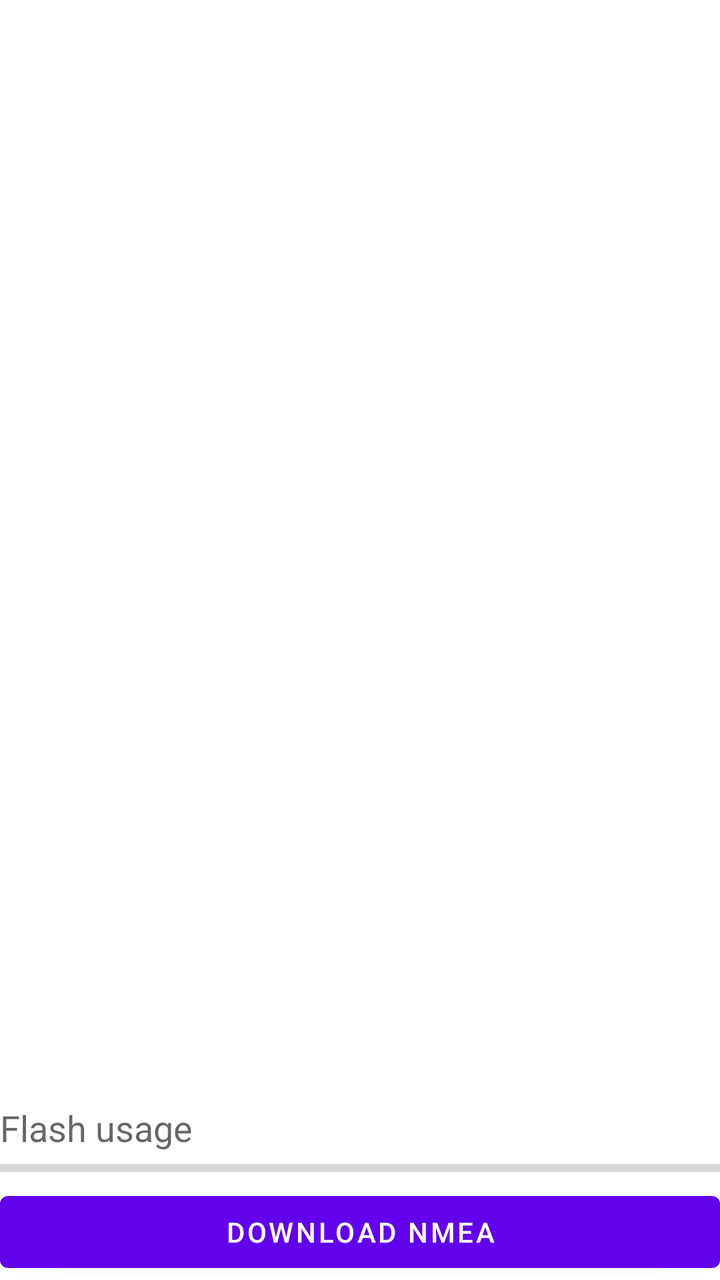
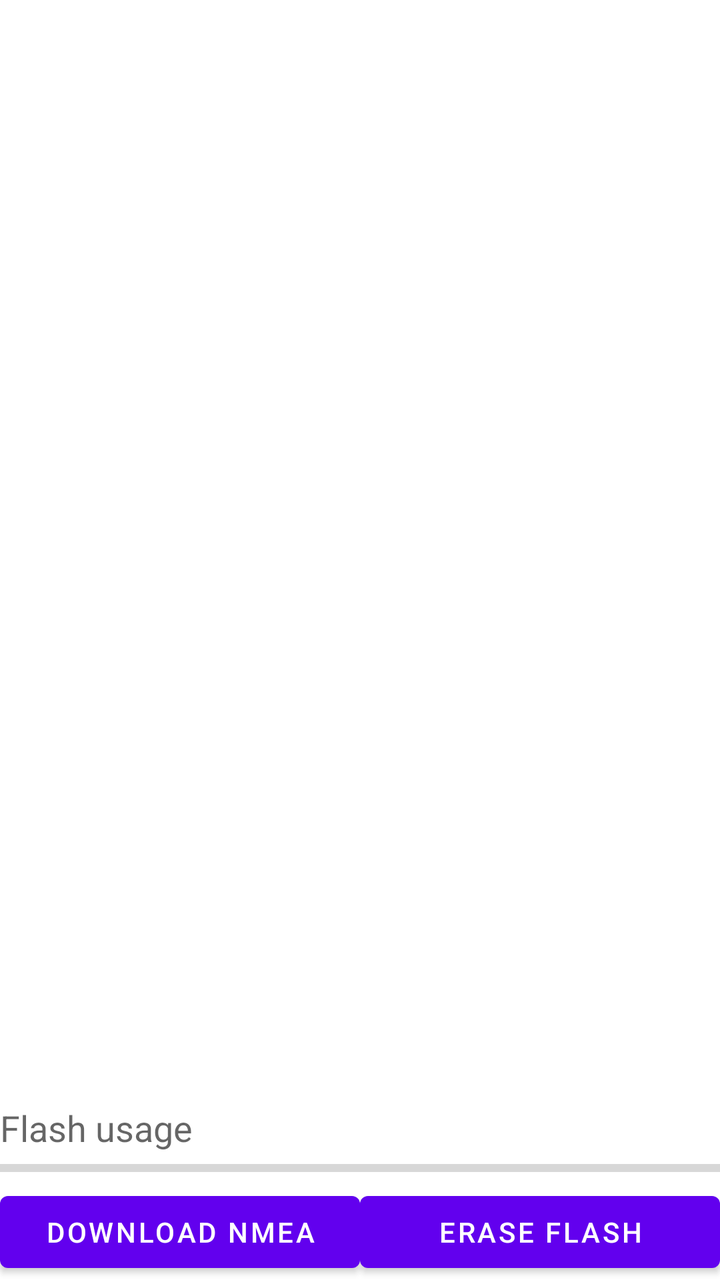

Before-and-after screenshots of an Android layout around one commit, followed by the original layout XML and the change that was made.
<!-- AndroidManifest.xml: fallback theme Theme.MaterialComponents.DayNight.NoActionBar -->
<!-- res/layout/main.xml -->
<?xml version="1.0" encoding="utf-8"?>


<LinearLayout xmlns:android="http://schemas.android.com/apk/res/android"
	android:id="@+id/LinearLayout1"
	android:layout_width="fill_parent"
	android:layout_height="fill_parent"
	android:orientation="vertical" >

	<ListView
	    android:id="@android:id/list"
	    android:layout_width="fill_parent"
	    android:layout_height="fill_parent" android:isScrollContainer="false" android:layout_weight="1">
	</ListView>

	<TextView
	    android:id="@+id/textView_flash_usage"
	    android:layout_width="wrap_content"
	    android:layout_height="wrap_content"
	    android:text="@string/text_usage"
	    android:textAppearance="?android:attr/textAppearanceMedium" />

	<ProgressBar
	    android:id="@+id/progressBar_flash_usage"
	    style="?android:attr/progressBarStyleHorizontal"
	    android:layout_width="fill_parent"
	    android:layout_height="wrap_content" />

	<Button
	    android:id="@+id/button_download"
	    android:layout_width="match_parent"
	    android:layout_height="wrap_content"
	    android:text="@string/button_download" />

</LinearLayout>
<!-- resources referenced by this layout -->
<resources>
  <string name="button_download">Download NMEA</string>
  <string name="text_usage">Flash usage</string>
</resources>

<!-- the commit's change to res/layout/main.xml (unified diff, before → after) -->
@@ -26,10 +26,23 @@
 	    android:layout_width="fill_parent"
 	    android:layout_height="wrap_content" />
 
-	<Button
-	    android:id="@+id/button_download"
+	<LinearLayout
+	    android:id="@+id/linearLayout2"
 	    android:layout_width="match_parent"
-	    android:layout_height="wrap_content"
-	    android:text="@string/button_download" />
+	    android:layout_height="wrap_content">
+
+		<Button
+		    android:id="@+id/button_download"
+		    android:layout_width="1000dp"
+		    android:layout_height="wrap_content"
+		    android:text="@string/button_download" android:layout_weight="1"/>
+
+		<Button
+		    android:id="@+id/button_erase_flash"
+		    android:layout_width="1000dp"
+		    android:layout_height="wrap_content"
+		    android:text="@string/button_erase_log" android:layout_weight="1"/>
+
+	</LinearLayout>
 
 </LinearLayout>
<!-- resource entries referenced after the edit -->
@@ -1,6 +1,7 @@
 <!-- resources referenced by this layout -->
 <resources>
   <string name="button_download">Download NMEA</string>
+  <string name="button_erase_log">Erase flash</string>
   <string name="text_usage">Flash usage</string>
 </resources>
 
